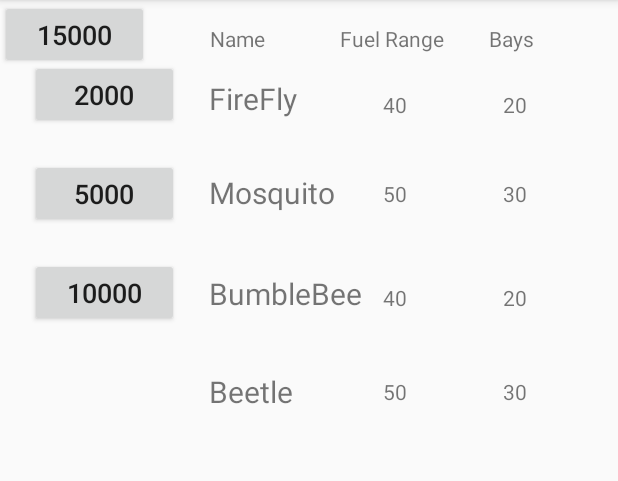
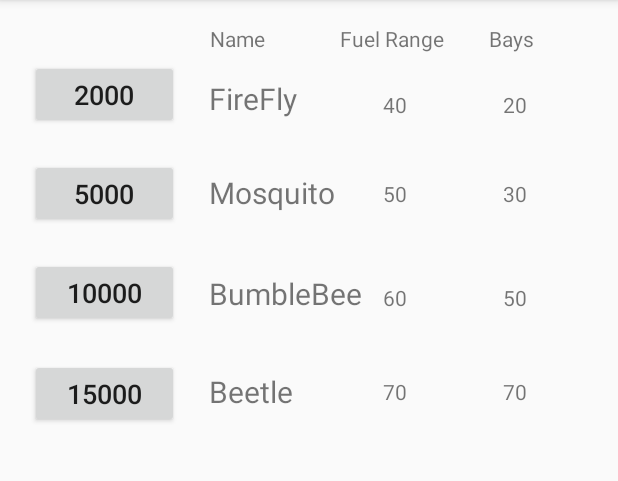
Before and after one commit to lblackmore0801/SpaceTrader_BitsPlease, an Android app: the ShipStoreActivity screen opened directly, with no data from a screen before it, on a phone screen of 412 x 824 dp, the part 84-565 px from its top. Run offline under Robolectric (Android 15) with nearby library versions, the phone set to English and light mode, and no system bars.

Commit message:
Updated ship store

```diff
--- a/app/src/main/java/com/example/spacetrader_bitsplease/entity/ShipType.java
+++ b/app/src/main/java/com/example/spacetrader_bitsplease/entity/ShipType.java
@@ -5,7 +5,7 @@ public enum ShipType {
     GNAT("Gnat", 15, 30, 1000),
     FIREFLY("Firefly", 20, 40, 2000),
     MOSQUITO("Mosquito", 30, 50, 5000),
-    BUMBLEBEE("Bumblebee", 65, 60, 10000),
+    BUMBLEBEE("Bumblebee", 50, 60, 10000),
     BEETLE("Beetle", 70, 70, 15000);
 //    HORNET("Hornet", 75, 80),
 //    GRASSHOPPER("Grasshopper", 80, 90),
--- a/app/src/main/res/layout/activity_ship_store.xml
+++ b/app/src/main/res/layout/activity_ship_store.xml
@@ -23,7 +23,7 @@
         android:layout_width="wrap_content"
         android:layout_height="wrap_content"
         android:layout_marginTop="50dp"
-        android:text="40"
+        android:text="60"
         app:layout_constraintStart_toStartOf="@+id/textView3"
         app:layout_constraintTop_toBottomOf="@+id/textView7" />
 
@@ -43,10 +43,13 @@
         android:id="@+id/buyBeetleButton"
         android:layout_width="99dp"
         android:layout_height="46dp"
+        android:layout_marginStart="20dp"
+        android:layout_marginLeft="20dp"
+        android:layout_marginTop="21dp"
         android:text="15000"
         android:textSize="18sp"
-        tools:layout_editor_absoluteX="20dp"
-        tools:layout_editor_absoluteY="239dp" />
+        app:layout_constraintStart_toStartOf="parent"
+        app:layout_constraintTop_toBottomOf="@+id/buyBumbleBeeButton" />
 
     <TextView
         android:id="@+id/textView12"
@@ -65,7 +68,7 @@
         android:layout_width="wrap_content"
         android:layout_height="wrap_content"
         android:layout_marginTop="172dp"
-        android:text="50"
+        android:text="70"
         app:layout_constraintStart_toStartOf="@+id/textView3"
         app:layout_constraintTop_toBottomOf="@+id/textView3" />
 
@@ -74,7 +77,7 @@
         android:layout_width="wrap_content"
         android:layout_height="wrap_content"
         android:layout_marginTop="172dp"
-        android:text="30"
+        android:text="70"
         app:layout_constraintStart_toStartOf="@+id/textView2"
         app:layout_constraintTop_toBottomOf="@+id/textView2" />
 
@@ -83,7 +86,7 @@
         android:layout_width="wrap_content"
         android:layout_height="wrap_content"
         android:layout_marginTop="50dp"
-        android:text="20"
+        android:text="50"
         app:layout_constraintStart_toStartOf="@+id/textView2"
         app:layout_constraintTop_toBottomOf="@+id/textView9" />
 
```
